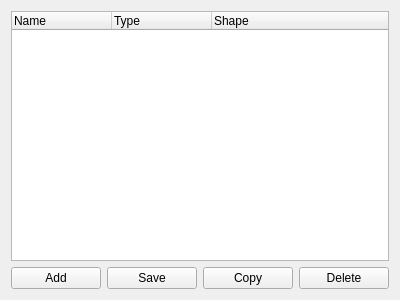
Old version of the form CustomDataTreeWidget.ui in the repository Attolab/GUI_XUV_SE10.
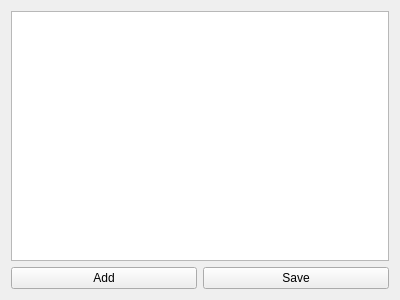
New version of the form.

Commit message: DataTreeWidget almost ready

The edit to the form file:
```diff
--- a/CustomDataTreeWidget.ui
+++ b/CustomDataTreeWidget.ui
@@ -15,40 +15,13 @@
   </property>
   <layout class="QVBoxLayout" name="verticalLayout">
    <item>
-    <widget class="QTreeWidget" name="data_treeWidget">
-     <property name="sizePolicy">
-      <sizepolicy hsizetype="MinimumExpanding" vsizetype="MinimumExpanding">
-       <horstretch>0</horstretch>
-       <verstretch>0</verstretch>
-      </sizepolicy>
-     </property>
-     <property name="dragDropOverwriteMode">
-      <bool>false</bool>
-     </property>
-     <property name="dragDropMode">
-      <enum>QAbstractItemView::NoDragDrop</enum>
-     </property>
+    <widget class="QTreeView" name="treeView">
      <property name="defaultDropAction">
       <enum>Qt::MoveAction</enum>
      </property>
      <property name="selectionMode">
       <enum>QAbstractItemView::ExtendedSelection</enum>
      </property>
-     <column>
-      <property name="text">
-       <string>Name</string>
-      </property>
-     </column>
-     <column>
-      <property name="text">
-       <string>Type</string>
-      </property>
-     </column>
-     <column>
-      <property name="text">
-       <string>Shape</string>
-      </property>
-     </column>
     </widget>
    </item>
    <item>
@@ -67,20 +40,6 @@
        </property>
       </widget>
      </item>
-     <item>
-      <widget class="QPushButton" name="copy_pushButton">
-       <property name="text">
-        <string>Copy</string>
-       </property>
-      </widget>
-     </item>
-     <item>
-      <widget class="QPushButton" name="delete_pushButton">
-       <property name="text">
-        <string>Delete</string>
-       </property>
-      </widget>
-     </item>
     </layout>
    </item>
   </layout>
```
The commit also changes 13 other files.
